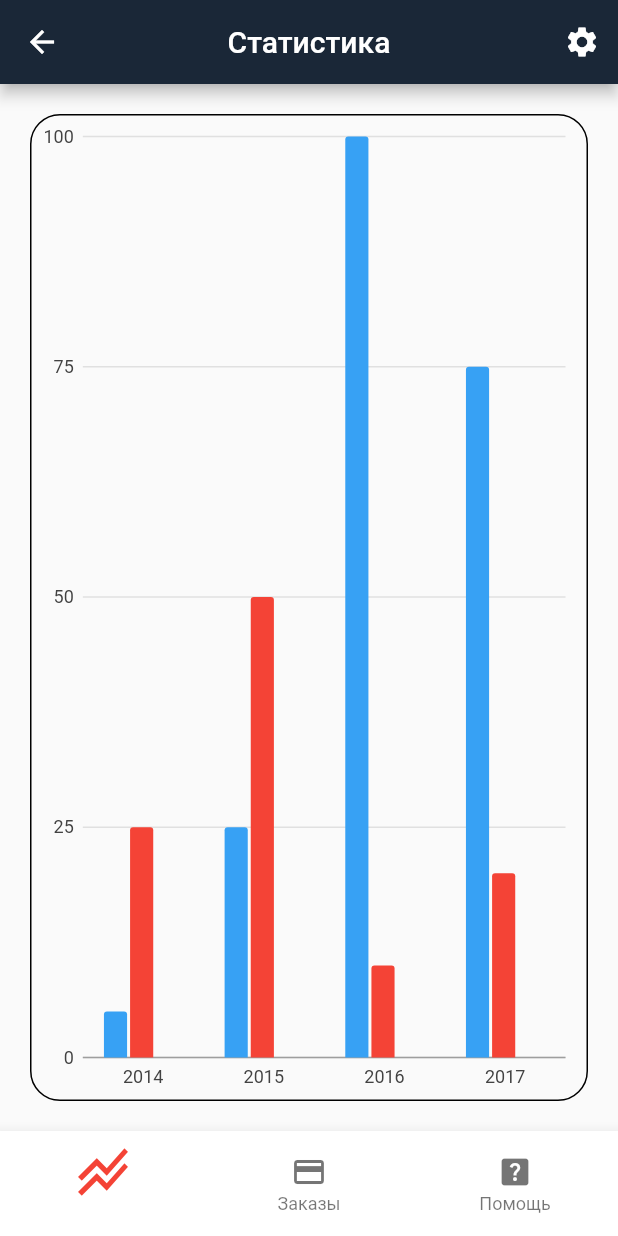
After one commit to leonvsg/mp3_mobile, a Flutter app: the _MainPageBody screen opened directly, on a phone screen of 412 x 824 dp. The commit adds this screen. Run offline on Flutter 3.47's test engine with Material 2 defaults, Android fonts, the phone set to English and light mode, and no system bars; our stand-ins replace charts_flutter, flutter_svg.

Commit message:
add provider

```diff
--- /dev/null
+++ b/lib/provider/main_page_model.dart
@@ -0,0 +1,42 @@
+import 'package:flutter/cupertino.dart';
+import 'package:mp3_mobile/ui/navigation/main_navigation.dart';
+import 'package:mp3_mobile/ui/screens/main/components/help_view_widget.dart';
+import 'package:mp3_mobile/ui/screens/main/components/orders_list_view_widget.dart';
+import 'package:mp3_mobile/ui/screens/main/components/statistic_view_widget.dart';
+
+class MainPageModel extends ChangeNotifier {
+  var selectedTabIndex = 0;
+
+  final _statisticWidget = const StatisticView();
+  final _orderListWidget = const OrdersListView();
+  final _helpWidget = const HelpView();
+  late List<Widget> widgetOptions;
+
+  final appBarLables = [
+    'Статистика',
+    'Заказы',
+    'Помощь',
+  ];
+
+  MainPageModel() {
+    widgetOptions = [_statisticWidget, _orderListWidget, _helpWidget];
+  }
+
+  void onSelectTab(int index) {
+    if (index != selectedTabIndex) {
+      selectedTabIndex = index;
+    }
+    notifyListeners();
+  }
+
+  void navigateToSettings(BuildContext context) {
+    Navigator.of(context).pushNamed(NavigationRoutes.settingsPageRoute);
+  }
+
+  Widget? showFab(Widget fab) {
+    if (widgetOptions[selectedTabIndex] == _orderListWidget) {
+      return fab;
+    }
+    return null;
+  }
+}
--- a/lib/provider/models/order_list_notifier.dart
+++ b/lib/provider/order_list_model.dart
@@ -3,12 +3,12 @@ import 'package:mp3_mobile/domain/api/api_client.dart';
 import 'package:mp3_mobile/domain/entity/order_list_response.dart';
 import 'package:mp3_mobile/domain/entity/simple_order_data.dart';
 
-class OrderListNotifier extends ChangeNotifier {
+class OrderListModel extends ChangeNotifier {
   var _orderList = <SimpleOrderData>[];
   final ApiClient apiClient;
   bool isLoadingSuccesed = false;
 
-  OrderListNotifier({required this.apiClient});
+  OrderListModel({required this.apiClient});
 
   List<SimpleOrderData> get orderList => _orderList;
 
--- a/lib/provider/providers/api_client_provider.dart
+++ /dev/null
@@ -1,21 +0,0 @@
-import 'package:flutter/material.dart';
-import 'package:mp3_mobile/domain/api/api_client.dart';
-
-class ApiClientProvider extends InheritedWidget {
-  final ApiClient apiClient;
-
-  const ApiClientProvider({
-    Key? key,
-    required Widget child,
-    required this.apiClient,
-  }) : super(key: key, child: child);
-
-  static ApiClientProvider? of(BuildContext context) {
-    return context.dependOnInheritedWidgetOfExactType<ApiClientProvider>();
-  }
-
-  @override
-  bool updateShouldNotify(ApiClientProvider oldWidget) {
-    return oldWidget.apiClient.session != apiClient.session;
-  }
-}
--- /dev/null
+++ b/lib/provider/sesion_model.dart
@@ -0,0 +1,13 @@
+import 'package:flutter/cupertino.dart';
+import 'package:mp3_mobile/domain/entity/sesion.dart';
+import 'package:mp3_mobile/ui/navigation/main_navigation.dart';
+
+class SessionModel {
+  late final Session? _session;
+  Session? get session => _session;
+
+  Future<void> initSession(BuildContext context) async {
+    _session = (await Navigator.of(context)
+        .pushNamed(NavigationRoutes.authPageRoute)) as Session;
+  }
+}
--- /dev/null
+++ b/lib/ui/navigation/main_navigation.dart
@@ -0,0 +1,35 @@
+import 'package:flutter/material.dart';
+import 'package:mp3_mobile/domain/entity/simple_order_data.dart';
+import 'package:mp3_mobile/ui/screens/auth/auth_screen.dart';
+import 'package:mp3_mobile/ui/screens/main/main_screen.dart';
+import 'package:mp3_mobile/ui/screens/order_details/order_details_screen.dart';
+import 'package:mp3_mobile/ui/screens/settings/settings_screen.dart';
+
+abstract class NavigationRoutes {
+  static const authPageRoute = '/auth';
+  static const homePageRoute = '/home';
+  static const orderPageRoute = '/order';
+  static const settingsPageRoute = '/settings';
+  static const splashScreenRoute = '/splashscreen';
+}
+
+class MainNavigation {
+  var initialRoute = NavigationRoutes.splashScreenRoute;
+  var routes = {
+    NavigationRoutes.authPageRoute: (context) => const AuthScreen(),
+    NavigationRoutes.homePageRoute: (context) => const MainScreen(),
+    NavigationRoutes.settingsPageRoute: (context) => const SettingsScreen(),
+  };
+
+  Route<dynamic>? onGenerateRoute(RouteSettings settings) {
+    switch (settings.name) {
+      case NavigationRoutes.orderPageRoute:
+        var orderData = settings.arguments as SimpleOrderData;
+        return MaterialPageRoute(
+            builder: (context) => OrderDetailsScreen(orderData));
+      default:
+        return MaterialPageRoute(
+            builder: (context) => const Text('Navigation error!!!'));
+    }
+  }
+}
--- /dev/null
+++ b/lib/ui/screens/main/components/statistic_view_widget.dart
@@ -0,0 +1,117 @@
+import 'package:charts_flutter/flutter.dart' as charts;
+import 'package:flutter/material.dart';
+
+class StatisticView extends StatefulWidget {
+  const StatisticView({Key? key}) : super(key: key);
+
+  @override
+  _StatisticViewState createState() => _StatisticViewState();
+}
+
+class _StatisticViewState extends State<StatisticView> {
+  @override
+  Widget build(BuildContext context) {
+    return Container(
+      margin: const EdgeInsets.all(20),
+      decoration: BoxDecoration(
+        border: Border.all(color: Colors.black),
+        borderRadius: BorderRadius.circular(20),
+      ),
+      child: Center(
+        child: GroupedFillColorBarChart.withSampleData(),
+      ),
+    );
+  }
+}
+
+/// Example of a grouped bar chart with three series, each rendered with
+/// different fill colors.
+class GroupedFillColorBarChart extends StatelessWidget {
+  final List<charts.Series<dynamic,String>> seriesList;
+  final bool animate;
+
+  const GroupedFillColorBarChart(this.seriesList, this.animate, {Key? key})
+      : super(key: key);
+
+  factory GroupedFillColorBarChart.withSampleData({Key? key}) {
+    return GroupedFillColorBarChart(
+      _createSampleData(),
+      false,
+      key: key,
+    );
+  }
+
+  @override
+  Widget build(BuildContext context) {
+    return charts.BarChart(
+      seriesList,
+      animate: animate,
+      // Configure a stroke width to enable borders on the bars.
+      defaultRenderer: charts.BarRendererConfig(
+          groupingType: charts.BarGroupingType.grouped, strokeWidthPx: 2.0),
+    );
+  }
+
+  /// Create series list with multiple series
+  static List<charts.Series<OrdinalSales, String>> _createSampleData() {
+    final desktopSalesData = [
+      OrdinalSales('2014', 5),
+      OrdinalSales('2015', 25),
+      OrdinalSales('2016', 100),
+      OrdinalSales('2017', 75),
+    ];
+
+    final tableSalesData = [
+      OrdinalSales('2014', 25),
+      OrdinalSales('2015', 50),
+      OrdinalSales('2016', 10),
+      OrdinalSales('2017', 20),
+    ];
+
+    final mobileSalesData = [
+      OrdinalSales('2014', 10),
+      OrdinalSales('2015', 50),
+      OrdinalSales('2016', 50),
+      OrdinalSales('2017', 45),
+    ];
+
+    return [
+      // Blue bars with a lighter center color.
+      charts.Series<OrdinalSales, String>(
+        id: 'Desktop',
+        domainFn: (OrdinalSales sales, _) => sales.year,
+        measureFn: (OrdinalSales sales, _) => sales.sales,
+        data: desktopSalesData,
+        colorFn: (_, __) => charts.MaterialPalette.blue.shadeDefault,
+        fillColorFn: (_, __) =>
+            charts.MaterialPalette.blue.shadeDefault.lighter,
+      ),
+      // Solid red bars. Fill color will default to the series color if no
+      // fillColorFn is configured.
+      charts.Series<OrdinalSales, String>(
+        id: 'Tablet',
+        measureFn: (OrdinalSales sales, _) => sales.sales,
+        data: tableSalesData,
+        colorFn: (_, __) => charts.MaterialPalette.red.shadeDefault,
+        domainFn: (OrdinalSales sales, _) => sales.year,
+      ),
+      // Hollow green bars.
+      charts.Series<OrdinalSales, String>(
+        id: 'Mobile',
+        domainFn: (OrdinalSales sales, _) => sales.year,
+        measureFn: (OrdinalSales sales, _) => sales.sales,
+        data: mobileSalesData,
+        colorFn: (_, __) => charts.MaterialPalette.green.shadeDefault,
+        fillColorFn: (_, __) => charts.MaterialPalette.transparent,
+      ),
+    ];
+  }
+}
+
+/// Sample ordinal data type.
+class OrdinalSales {
+  final String year;
+  final int sales;
+
+  OrdinalSales(this.year, this.sales);
+}
--- /dev/null
+++ b/lib/ui/screens/main/main_screen.dart
@@ -0,0 +1,71 @@
+import 'package:flutter/material.dart';
+import 'package:mp3_mobile/provider/main_page_model.dart';
+import 'package:provider/provider.dart';
+
+class MainScreen extends StatelessWidget {
+  const MainScreen({Key? key}) : super(key: key);
+
+  @override
+  Widget build(BuildContext context) {
+    return ChangeNotifierProvider<MainPageModel>(
+      create: (context) => MainPageModel(),
+      child: const _MainPageBody(),
+    );
+  }
+}
+
+class _MainPageBody extends StatelessWidget {
+  const _MainPageBody({Key? key}) : super(key: key);
+
+  @override
+  Widget build(BuildContext context) {
+    final model = Provider.of<MainPageModel>(context);
+    final selectedTabIndex = model.selectedTabIndex;
+    final _lable = model.appBarLables[selectedTabIndex];
+    return Scaffold(
+      appBar: AppBar(
+        title: Text(_lable),
+        centerTitle: true,
+        actions: [
+          IconButton(
+            onPressed: () => model.navigateToSettings(context),
+            icon: const Icon(
+              Icons.settings,
+            ),
+          )
+        ],
+      ),
+      body: IndexedStack(
+        index: selectedTabIndex,
+        children: model.widgetOptions,
+      ),
+      bottomNavigationBar: BottomNavigationBar(
+        currentIndex: selectedTabIndex,
+        onTap: model.onSelectTab,
+        showSelectedLabels: false,
+        selectedIconTheme: const IconThemeData(size: 40),
+        items: const [
+          BottomNavigationBarItem(
+            icon: Icon(Icons.stacked_line_chart_sharp),
+            label: 'Статистика',
+          ),
+          BottomNavigationBarItem(
+            icon: Icon(Icons.payment),
+            label: 'Заказы',
+          ),
+          BottomNavigationBarItem(
+            icon: Icon(Icons.help_center),
+            label: 'Помощь',
+          ),
+        ],
+      ),
+      floatingActionButton: model.showFab(FloatingActionButton.extended(
+        onPressed: () {},
+        backgroundColor: const Color(0xFF1A2737),
+        label: const Text('Фильтр'),
+        icon: const Icon(Icons.filter_alt),
+      )),
+      floatingActionButtonLocation: FloatingActionButtonLocation.centerFloat,
+    );
+  }
+}
--- a/lib/ui/pages/order_details_page.dart
+++ b/lib/ui/screens/order_details/order_details_screen.dart
@@ -1,11 +1,11 @@
 import 'package:flutter/material.dart';
 import 'package:mp3_mobile/domain/entity/simple_order_data.dart';
-import 'package:mp3_mobile/ui/components/orders_list_view_widget.dart';
+import 'package:mp3_mobile/ui/screens/main/components/orders_list_view_widget.dart';
 
-class OrderDetailsPage extends StatelessWidget {
+class OrderDetailsScreen extends StatelessWidget {
   final SimpleOrderData orderData;
 
-  const OrderDetailsPage(this.orderData, {Key? key}) : super(key: key);
+  const OrderDetailsScreen(this.orderData, {Key? key}) : super(key: key);
 
   @override
   Widget build(BuildContext context) {
--- /dev/null
+++ b/lib/ui/theme/main_theme.dart
@@ -0,0 +1,30 @@
+import 'package:flutter/material.dart';
+
+class MainTheme {
+  static ThemeData get theme => ThemeData(
+        iconTheme: const IconThemeData(color: Colors.white),
+        textTheme: const TextTheme(
+          subtitle1: TextStyle(color: Colors.white),
+        ),
+        appBarTheme: const AppBarTheme(
+          backgroundColor: Color(0xFF1A2737),
+        ),
+        bottomNavigationBarTheme: const BottomNavigationBarThemeData(
+          backgroundColor: Colors.white,
+          selectedItemColor: Colors.red,
+        ),
+        inputDecorationTheme: const InputDecorationTheme(
+          border: OutlineInputBorder(),
+          enabledBorder: OutlineInputBorder(
+            borderSide: BorderSide(color: Colors.white),
+          ),
+          focusedBorder: OutlineInputBorder(
+            borderSide: BorderSide(color: Colors.white),
+          ),
+          errorBorder: OutlineInputBorder(
+            borderSide: BorderSide(color: Colors.red),
+          ),
+          labelStyle: TextStyle(color: Colors.white),
+        ),
+      );
+}
--- a/pubspec.yaml
+++ b/pubspec.yaml
@@ -33,10 +33,11 @@ dependencies:
   # The following adds the Cupertino Icons font to your application.
   # Use with the CupertinoIcons class for iOS style icons.
   cupertino_icons: ^1.0.2
-  cached_network_image: ^3.1.0
   flutter_svg: ^0.23.0+1
   intl: ^0.17.0
   http: ^0.13.4
+  charts_flutter: ^0.12.0
+  provider: ^6.0.1
 
 dev_dependencies:
   flutter_test:
```
Also changed, not shown: lib/app.dart (+16 -56 lines), lib/provider/providers/order_list_provider.dart (deleted, +0 -20 lines), lib/provider/providers/session_provider.dart (deleted, +0 -27 lines), lib/ui/components/statistic_view_widget.dart (deleted, +0 -24 lines), lib/ui/pages/main_page.dart (deleted, +0 -96 lines), lib/ui/screens/auth/auth_screen.dart (renamed from lib/ui/pages/auth_page.dart, +9 -16 lines), lib/ui/screens/main/components/orders_list_view_widget.dart (renamed from lib/ui/components/orders_list_view_widget.dart, +24 -21 lines), lib/ui/screens/settings/settings_screen.dart (renamed from lib/ui/pages/settings_page.dart, +4 -4 lines), lib/ui/screens/splashscreen_page.dart (renamed from lib/ui/pages/splashscreen_page.dart, +10 -1 lines), lib/ui/screens/main/components/help_view_widget.dart (renamed from lib/ui/components/help_view_widget.dart), pubspec.lock.
